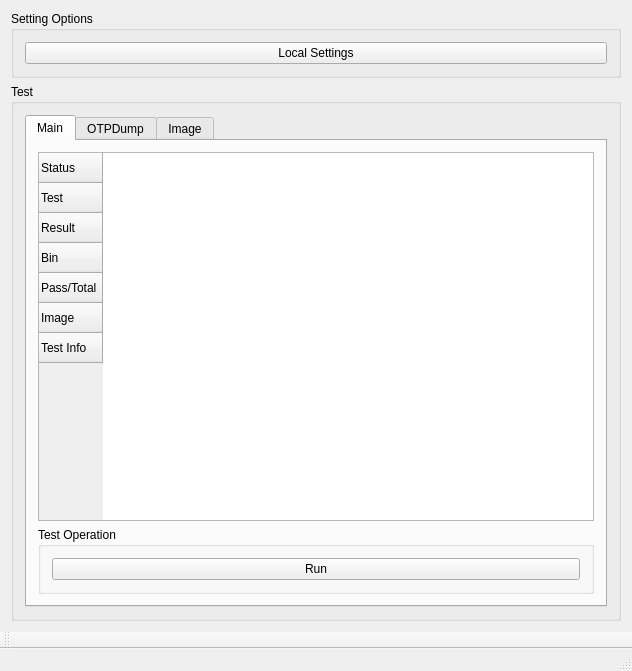
fanmuzhi/huangpu, file Huangpu/fps_testexecutive.ui: the form before one commit.
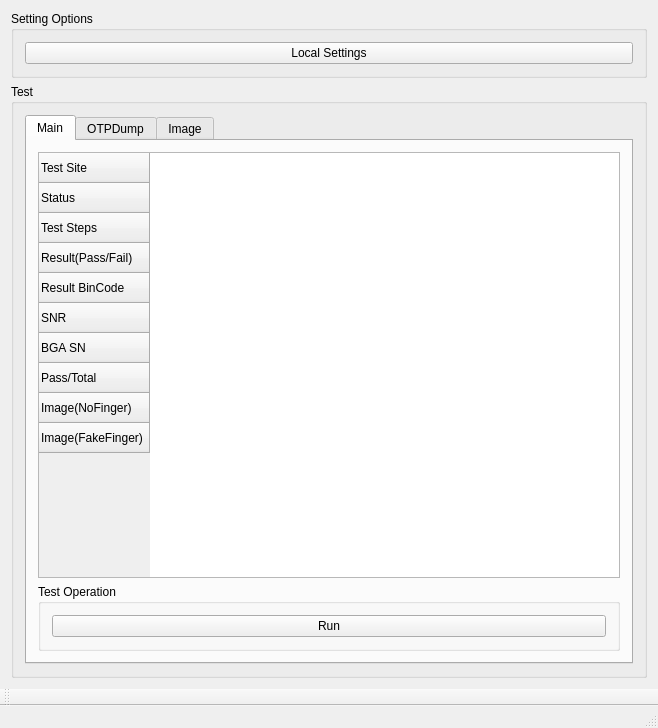
The form after the commit.

Diff of the .ui file:
```diff
--- a/Huangpu/fps_testexecutive.ui
+++ b/Huangpu/fps_testexecutive.ui
@@ -6,8 +6,8 @@
    <rect>
     <x>0</x>
     <y>0</y>
-    <width>632</width>
-    <height>671</height>
+    <width>658</width>
+    <height>728</height>
    </rect>
   </property>
   <property name="windowTitle">
@@ -54,6 +54,11 @@
                <property name="autoScroll">
                 <bool>false</bool>
                </property>
+               <row>
+                <property name="text">
+                 <string>Test Site</string>
+                </property>
+               </row>
                <row>
                 <property name="text">
                  <string>Status</string>
@@ -61,17 +66,34 @@
                </row>
                <row>
                 <property name="text">
-                 <string>Test</string>
+                 <string>Test Steps</string>
                 </property>
                </row>
                <row>
                 <property name="text">
-                 <string>Result</string>
+                 <string>Result(Pass/Fail)</string>
                 </property>
+                <property name="background">
+                 <color>
+                  <red>85</red>
+                  <green>255</green>
+                  <blue>0</blue>
+                 </color>
+                </property>
                </row>
                <row>
                 <property name="text">
-                 <string>Bin</string>
+                 <string>Result BinCode</string>
+                </property>
+               </row>
+               <row>
+                <property name="text">
+                 <string>SNR</string>
+                </property>
+               </row>
+               <row>
+                <property name="text">
+                 <string>BGA SN</string>
                 </property>
                </row>
                <row>
@@ -81,12 +103,12 @@
                </row>
                <row>
                 <property name="text">
-                 <string>Image</string>
+                 <string>Image(NoFinger)</string>
                 </property>
                </row>
                <row>
                 <property name="text">
-                 <string>Test Info</string>
+                 <string>Image(FakeFinger)</string>
                 </property>
                </row>
               </widget>
```
